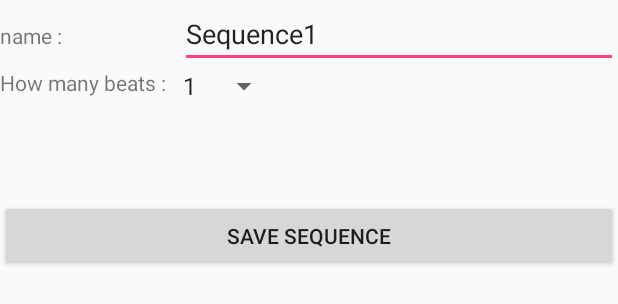
After one commit to nicomanel/metronomeApp, an Android app: the layout sequence_editor.xml on its own in the app's theme, with its tools: preview values and no code run, on a phone screen of 412 x 824 dp. The commit adds this screen. Shown: the top 304 px of the screen. Run offline under Robolectric (Android 15) with nearby library versions, the phone set to English and light mode, and no system bars.

Commit message:
rythm edition ui

```diff
--- a/app/src/main/AndroidManifest.xml
+++ b/app/src/main/AndroidManifest.xml
@@ -23,10 +23,7 @@
             android:name="com.google.android.gms.version"
             android:value="@integer/google_play_services_version" />
 
-        <activity
-            android:name=".EditLoopActivity"
-            android:label="@string/title_activity_edit_loop"
-            android:theme="@style/AppTheme.NoActionBar"></activity>
+        <activity android:name=".LoopEditorActivity"></activity>
     </application>
 
 </manifest>
--- a/app/src/main/res/drawable/toggle_selector.xml
+++ b/app/src/main/res/drawable/toggle_selector.xml
@@ -1,5 +1,5 @@
 <?xml version="1.0" encoding="utf-8"?>
 <selector xmlns:android="http://schemas.android.com/apk/res/android">
-    <item android:drawable="@drawable/triplet" android:state_checked="false" />
-    <item android:drawable="@drawable/selected_notes" android:state_checked="true" />
+    <item android:drawable="@drawable/quarter_note" android:state_checked="false" />
+    <item android:drawable="@drawable/accented_quarter_note" android:state_checked="true" />
 </selector>
--- /dev/null
+++ b/app/src/main/res/layout/sequence_editor.xml
@@ -0,0 +1,86 @@
+<?xml version="1.0" encoding="utf-8"?>
+<RelativeLayout xmlns:android="http://schemas.android.com/apk/res/android"
+    xmlns:tools="http://schemas.android.com/tools"
+    android:id="@+id/activity_main2"
+    android:layout_width="match_parent"
+    android:layout_height="match_parent"
+    android:paddingBottom="@dimen/activity_vertical_margin"
+    android:paddingLeft="@dimen/activity_horizontal_margin"
+    android:paddingRight="@dimen/activity_horizontal_margin"
+    android:paddingTop="@dimen/activity_vertical_margin"
+    tools:context="com.doumdoum.nmanel.metronome.LoopEditorActivity">
+
+    <LinearLayout
+        android:id="@+id/sequencePropertiesLayoutId"
+        android:layout_width="match_parent"
+        android:layout_height="wrap_content"
+        android:orientation="vertical">
+
+        <LinearLayout
+            android:layout_width="match_parent"
+            android:layout_height="wrap_content"
+            android:orientation="horizontal">
+
+            <TextView
+                android:id="@+id/textView2"
+                android:layout_width="wrap_content"
+                android:layout_height="wrap_content"
+                android:layout_weight="1"
+                android:text="name :" />
+
+            <EditText
+                android:id="@+id/sequenceNameValueId"
+                android:layout_width="wrap_content"
+                android:layout_height="wrap_content"
+                android:layout_weight="1"
+                android:ems="10"
+                android:inputType="textPersonName"
+                android:text="Sequence1" />
+        </LinearLayout>
+
+        <LinearLayout
+            android:layout_width="match_parent"
+            android:layout_height="wrap_content"
+            android:orientation="horizontal">
+
+            <TextView
+                android:layout_width="wrap_content"
+                android:layout_height="match_parent"
+
+                android:text="How many beats : " />
+
+            <Spinner
+                android:id="@+id/beatNumberValueId"
+                android:layout_width="wrap_content"
+                android:layout_height="wrap_content"
+                android:layout_alignParentStart="true"
+                android:layout_alignParentTop="true"
+                android:entries="@array/beatNumber" />
+
+        </LinearLayout>
+
+    </LinearLayout>
+
+    <LinearLayout
+        android:id="@+id/beatsLayoutId"
+        android:layout_width="match_parent"
+        android:layout_height="64dp"
+        android:layout_alignParentStart="true"
+        android:layout_below="@+id/sequencePropertiesLayoutId"
+        android:orientation="horizontal">
+
+
+    </LinearLayout>
+
+    <Button
+        android:id="@+id/saveButtonId"
+        android:layout_width="match_parent"
+        android:layout_height="wrap_content"
+        android:layout_below="@id/beatsLayoutId"
+        android:layout_weight="1"
+        android:elevation="0dp"
+        android:onClick="saveLoopAction"
+        android:text="Save Sequence"
+        tools:text="Save Sequence" />
+
+</RelativeLayout>
--- a/app/src/main/res/values/strings.xml
+++ b/app/src/main/res/values/strings.xml
@@ -16,4 +16,15 @@
     <string name="action_settings">Settings</string>
     <string name="section_format">Hello World from section: %1$d</string>
 
+
+    <string-array name="beatNumber">
+        <item>1</item>
+        <item>2</item>
+        <item>3</item>
+        <item>4</item>
+        <item>5</item>
+        <item>6</item>
+        <item>7</item>
+    </string-array>
+
 </resources>
```
Also changed, not shown: app/src/main/java/com/doumdoum/nmanel/metronome/EditLoopActivity.java (deleted, +0 -159 lines), app/src/main/java/com/doumdoum/nmanel/metronome/LoopEditorActivity.java (added, +86 -0 lines), app/src/main/java/com/doumdoum/nmanel/metronome/MainActivity.java (+8 -0 lines), app/src/main/java/com/doumdoum/nmanel/metronome/model/Beat.java (+8 -5 lines), app/src/main/res/layout/activity_edit_loop.xml (deleted, +0 -44 lines), app/src/main/res/layout/activity_main.xml (+1 -10 lines), app/src/main/res/layout/fragment_edit_loop.xml (deleted, +0 -16 lines), app/src/main/res/menu/menu_edit_loop.xml (deleted, +0 -10 lines), app/src/main/res/drawable-hdpi/quarter_note.png (deleted), app/src/main/res/drawable-mdpi/quarter_note.png (deleted), app/src/main/res/drawable-xhdpi/quarter_note.png (deleted), app/src/main/res/drawable-xxhdpi/quarter_note.png (deleted).
